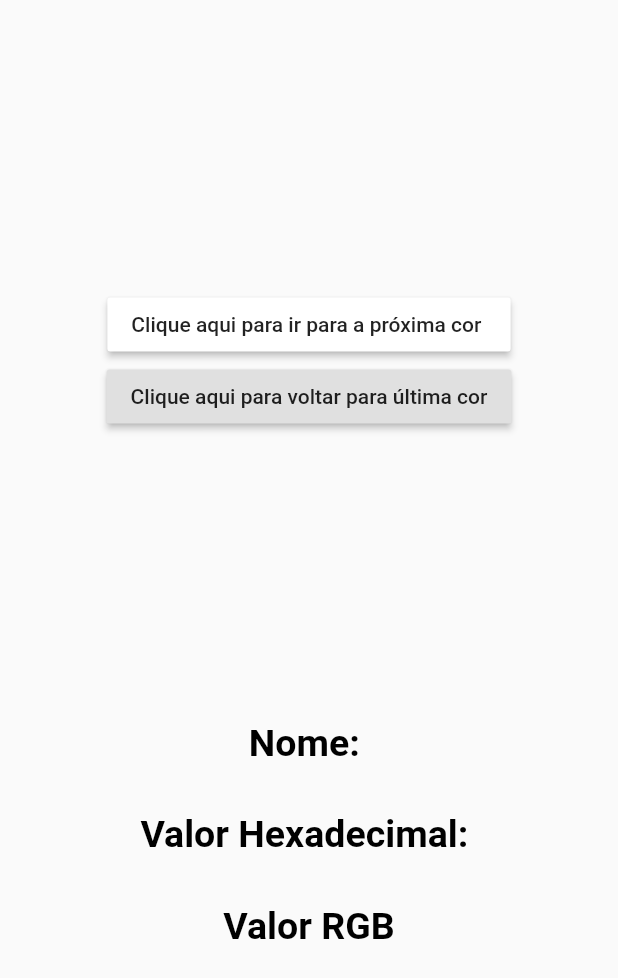
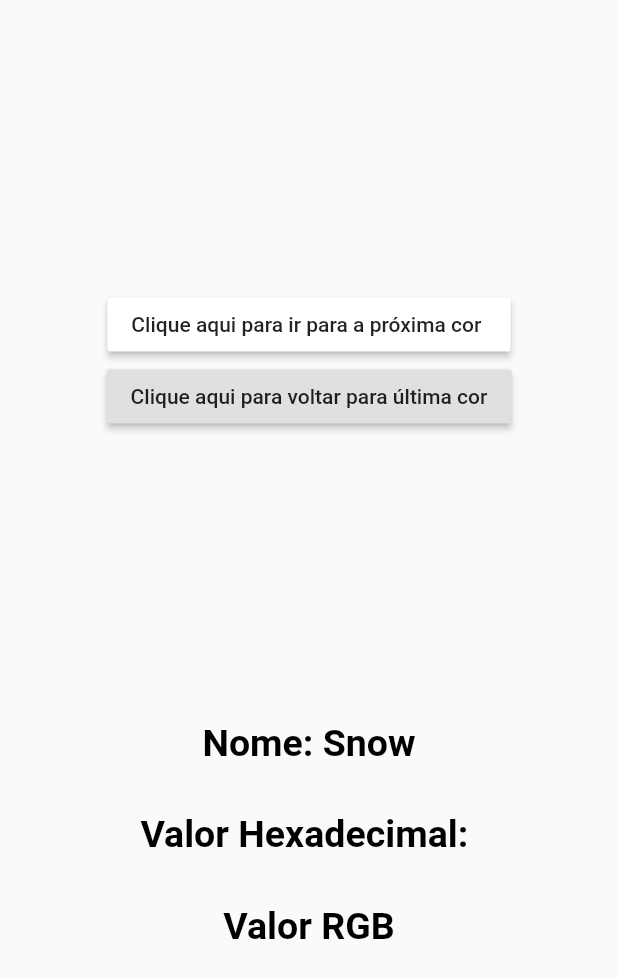
Before and after one commit to Luis-Honorato/Cores_layout, a Flutter app: the screen it shows after launch, on a phone screen of 412 x 824 dp. Shown: the top 978 px of the screen. Run offline on Flutter 3.47's test engine with Material 2 defaults, Android fonts, the phone set to English and light mode, and no system bars.

Commit message:
Adicionei o nome de todas as cores
Coloquei a funcionalidade de sempre aparecer o nome da cor atual

```diff
--- a/lib/main.dart
+++ b/lib/main.dart
@@ -1,3 +1,4 @@
+import 'package:flutter/foundation.dart';
 import 'package:flutter/material.dart';
 import 'dart:math';
 
@@ -21,7 +22,7 @@ class _HomeState extends State<Home> {
 
   var _corTextos = Colors.black;
 
-  var _corAtual = Color.fromRGBO(250, 250 ,250 , 1);
+
 
   List _cores = [
     Color.fromRGBO(250, 250 ,250 , 1),
@@ -156,8 +157,134 @@ class _HomeState extends State<Home> {
 
   ];
 
-  List _nomes = [
-
+  List <String> _nomes = [
+    'Snow',
+    'Ghost white',
+    'White Smoke',
+    'Gainsboro',
+    'FloralWhite',
+    'OldLace',
+    'Linen',
+    'Antique White',
+    'Papayawhip',
+    'Blanched Almond',
+    'Bisque',
+    'PeachPuff',
+    'NavajoWhite',
+    'Moccasin',
+    'Cornsilk',
+    'Ivory',
+    'LemonChiffon',
+    'Seashell',
+    'Honeydew',
+    'MintCream',
+    'Azure',
+    'AliceBlue',
+    'lavender',
+    'LavenderBlush',
+    'MistyRose',
+    'White',
+    'Black',
+    'DarkSlateGray',
+    'DimGrey',
+    'SlateGrey,'
+    'LightSlateGray',
+    'Grey',
+    'LightGray',
+    "MidnightBlue",
+    "NavyBlue",
+    "Cornflower Blue",
+    "Dark Slate Blue",
+    "Slat eBlue",
+    "Medium Slate Blue",
+    "Light Slate Blue",
+    "Medium Blue",
+    "Royal Blue",
+    "Blue",
+    "Dodger Blue",
+    "Deep Sky Blue",
+    "SkyBlue",
+    "Light Sky Blue",
+    "Steel Blue",
+    "Light Steel Blue",
+    "Light Blue",
+    "Poweder Blue",
+    "Pale Turquoise",
+    "Dark Turquoise",
+    "Medium Turquoise",
+    "Turquoise",
+    "Cyan",
+    "Light Cyan",
+    "Cadet Blute",
+    "Medium Aquamarine",
+    "Aquamarine",
+    "Dark Green",
+    "Dark Olive Green",
+    "Dark Sea Green",
+    "Sea Green",
+    "Medium Sea Green",
+    "Light Sea Green",
+    "Pale Green",
+    "Spring Green",
+    "Lawn Green",
+    "Green",
+    "Chartreuse",
+    "Med Spring Green",
+    "Green Yellow",
+    "Lime Green",
+    "Yellow Green",
+    "Forest Green",
+    "Olive Drab",
+    "Dark Khaki",
+    "Pale Goldenrod",
+    "Lt Goldenrod Yello",
+    "Light Yellow",
+    "Yellow",
+    "Gold",
+    "Light Goldenrod",
+    "Rosy Brown",
+    "Indian Red",
+    "Saddle Brown",
+    "Sienna",
+    "Peru",
+    "Burlywood",
+    "Beige",
+    "Wheat",
+    "Sandy Brown",
+    "Tan",
+    "Chocolate",
+    "Firebrick",
+    "Brown",
+    "Dark Salmon",
+    "Salmon",
+    "Light Salmon",
+    "Orange",
+    "Dark Orange",
+    "Coral",
+    "Light Coral",
+    "Tomato",
+    "Orange Red",
+    "Red",
+    "Hot Pink",
+    "Deep Pink",
+    "Pink",
+    "Light Pink",
+    "Pale Violet Red",
+    "Maroon",
+    "Medium Violet Red",
+    "Violet Red",
+    "Magenta",
+    "Violet",
+    "Plum",
+    "Orchid",
+    "Medium Orchid",
+    "Dark Orchid",
+    "Dark Violet",
+    "BLue Violet",
+    "Purple",
+    "MEdium Purple",
+    "Thistle",
+    "Snow 1",
   ];
 
   List _valorHex = [
@@ -169,6 +296,8 @@ class _HomeState extends State<Home> {
   ];
 
   int _numCor = 0;
+  var _corAtual = Color.fromRGBO(250, 250 ,250 , 1);
+  var _nomeCor = "Snow";
 
   @override
   Widget build(BuildContext context) {
@@ -198,6 +327,9 @@ class _HomeState extends State<Home> {
 
                         if(_numCor == 26) _corTextos = Colors.white;
                         else _corTextos = Colors.black;
+
+                        _nomeCor = _nomes[_numCor];
+
                       });
                     },
 
@@ -215,6 +347,9 @@ class _HomeState extends State<Home> {
 
                         if(_numCor == 26) _corTextos = Colors.white;
                         else _corTextos = Colors.black;
+
+                        _nomeCor = _nomes[_numCor];
+
                       });
                     },
 
@@ -229,7 +364,7 @@ class _HomeState extends State<Home> {
                   children: <Widget> [
 
                     Text(
-                      "Nome: ",
+                      "Nome: $_nomeCor",
                       style: TextStyle(
                         color: _corTextos,
                         fontSize: 25,
```
